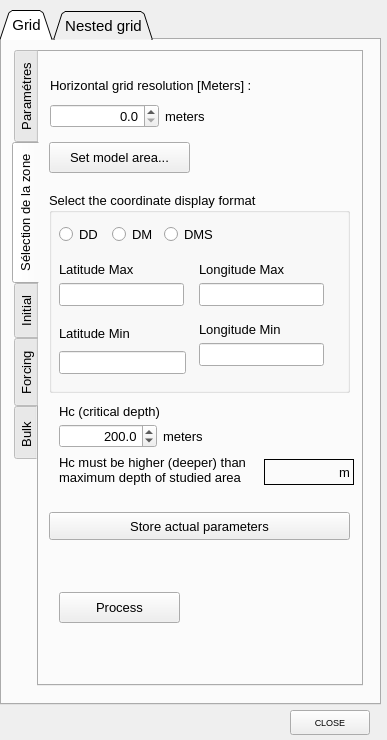
Above: Preprocess/qcrocoflow_crocogrid_dialog_base.ui from epzt/qcrocoflow before the change. Below: the same form after it.
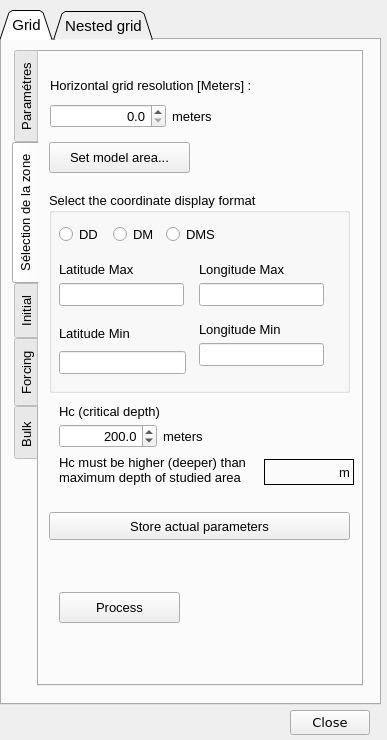
That is the form after the change. The open tabs and pages were chosen to show the change. Icons and pictures are not drawn.

Commit message: 07/05/2024 après passage sur portable

The edit to the form file:
```diff
--- a/Preprocess/qcrocoflow_crocogrid_dialog_base.ui
+++ b/Preprocess/qcrocoflow_crocogrid_dialog_base.ui
@@ -371,7 +371,7 @@
          <rect>
           <x>10</x>
           <y>30</y>
-          <width>159</width>
+          <width>161</width>
           <height>26</height>
          </rect>
         </property>
@@ -405,7 +405,7 @@
         <rect>
          <x>11</x>
          <y>21</y>
-         <width>224</width>
+         <width>238</width>
          <height>55</height>
         </rect>
        </property>
@@ -1453,8 +1453,14 @@
      <height>25</height>
     </rect>
    </property>
+   <property name="font">
+    <font>
+     <family>DejaVu Sans</family>
+     <pointsize>10</pointsize>
+    </font>
+   </property>
    <property name="text">
-    <string>CLOSE</string>
+    <string>Close</string>
    </property>
   </widget>
  </widget>
```
Left out of the diff: 2 changed lines with no effect on the pictures. The commit also changes 1 other file.
